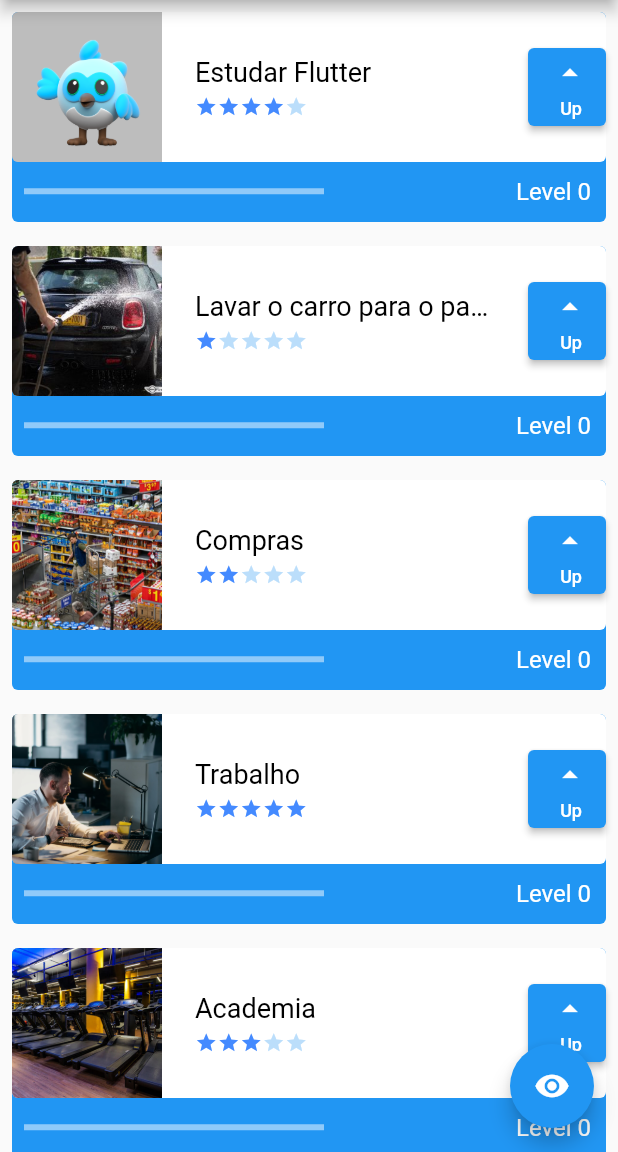
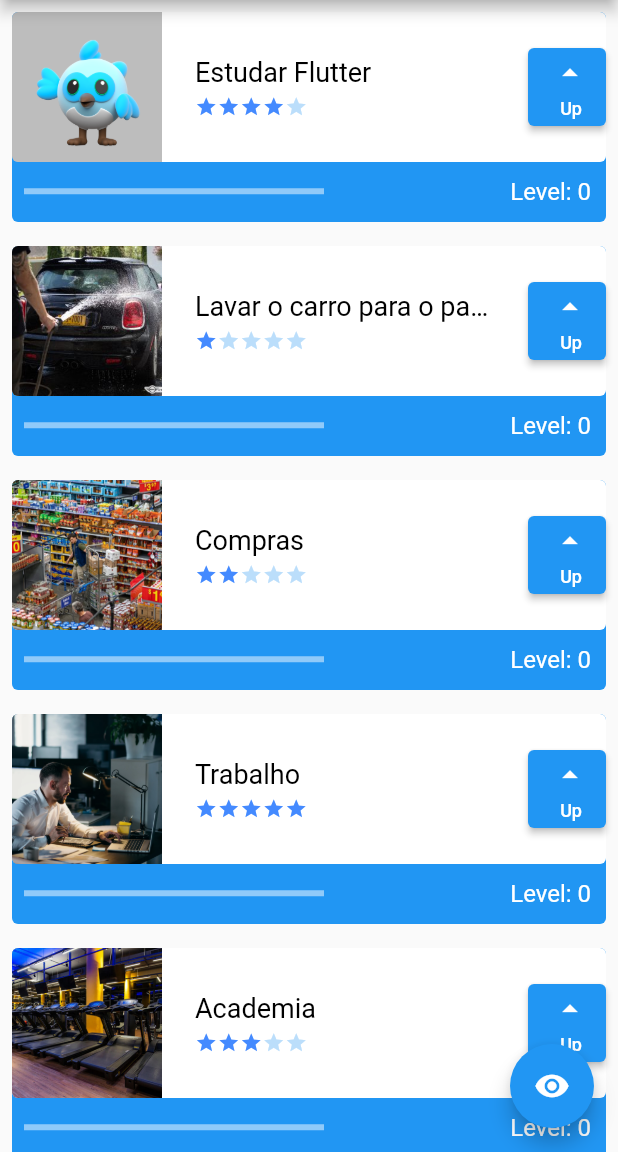
Before and after one commit to AlefeRocha/TaskApp, a Flutter app: the screen it shows after launch, on a phone screen of 412 x 824 dp, the part 84-1236 px from its top. Run offline on Flutter 3.47's test engine with Material 2 defaults, Android fonts, the phone set to English and light mode, and no system bars.

```diff
--- a/lib/components/tasks.dart
+++ b/lib/components/tasks.dart
@@ -136,7 +136,7 @@ class _TaskState extends State<Task> {
                   Padding(
                     padding: const EdgeInsets.all(10.0),
                     child: Text(
-                      'Level $level',
+                      'Level: $level',
                       style: const TextStyle(color: Colors.white, fontSize: 16),
                     ),
                   ),
```
